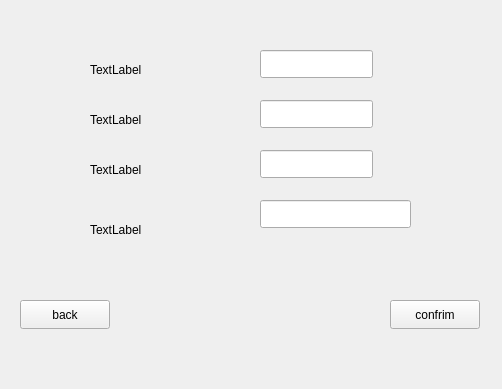
Qt form authpage.ui (mobinaebrahim/Slay-The-Spire) before a commit.
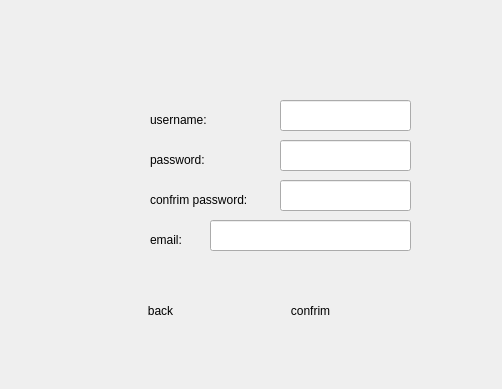
The same form after that commit. The open tabs and pages were chosen to show the change. Icons and pictures are not drawn.

Commit message: Update login and register page UI graphics

The edit to the form file:
```diff
--- a/authpage.ui
+++ b/authpage.ui
@@ -29,93 +29,125 @@
     <widget class="QLineEdit" name="lineEdit_reg_username">
      <property name="geometry">
       <rect>
-       <x>260</x>
-       <y>50</y>
-       <width>113</width>
-       <height>28</height>
+       <x>280</x>
+       <y>100</y>
+       <width>131</width>
+       <height>31</height>
       </rect>
      </property>
+     <property name="styleSheet">
+      <string notr="true">QLineEdit {
+    border-image: url(:/assets/authpage/lineedit.png) 0 0 0 0 strech strech;
+    font-size: 14px;
+  
+}
+</string>
+     </property>
     </widget>
     <widget class="QLineEdit" name="lineEdit_reg_password">
      <property name="geometry">
       <rect>
-       <x>260</x>
-       <y>100</y>
-       <width>113</width>
-       <height>28</height>
+       <x>280</x>
+       <y>140</y>
+       <width>131</width>
+       <height>31</height>
       </rect>
      </property>
+     <property name="styleSheet">
+      <string notr="true">QLineEdit {
+    border-image: url(:/assets/authpage/lineedit.png) 0 0 0 0 strech strech;
+    font-size: 14px;
+  
+}
+</string>
+     </property>
     </widget>
     <widget class="QLineEdit" name="lineEdit_confirmPassword">
      <property name="geometry">
       <rect>
-       <x>260</x>
-       <y>150</y>
-       <width>113</width>
-       <height>28</height>
+       <x>280</x>
+       <y>180</y>
+       <width>131</width>
+       <height>31</height>
       </rect>
      </property>
+     <property name="styleSheet">
+      <string notr="true">QLineEdit {
+    border-image: url(:/assets/authpage/lineedit.png) 0 0 0 0 strech strech;
+    font-size: 14px;
+  
+}
+</string>
+     </property>
     </widget>
     <widget class="QLineEdit" name="lineEdit_email">
      <property name="geometry">
       <rect>
-       <x>260</x>
-       <y>200</y>
-       <width>151</width>
-       <height>28</height>
+       <x>210</x>
+       <y>220</y>
+       <width>201</width>
+       <height>31</height>
       </rect>
      </property>
+     <property name="styleSheet">
+      <string notr="true">QLineEdit {
+    border-image: url(:/assets/authpage/lineedit.png) 0 0 0 0 strech strech;
+    font-size: 14px;
+  
+}
+</string>
+     </property>
     </widget>
     <widget class="QLabel" name="label_3">
      <property name="geometry">
       <rect>
-       <x>90</x>
-       <y>60</y>
-       <width>63</width>
+       <x>150</x>
+       <y>110</y>
+       <width>91</width>
        <height>20</height>
       </rect>
      </property>
      <property name="text">
-      <string>TextLabel</string>
+      <string>username:</string>
      </property>
     </widget>
     <widget class="QLabel" name="label_4">
      <property name="geometry">
       <rect>
-       <x>90</x>
-       <y>110</y>
-       <width>63</width>
+       <x>150</x>
+       <y>150</y>
+       <width>91</width>
        <height>20</height>
       </rect>
      </property>
      <property name="text">
-      <string>TextLabel</string>
+      <string>password:</string>
      </property>
     </widget>
     <widget class="QLabel" name="label_5">
      <property name="geometry">
       <rect>
-       <x>90</x>
-       <y>160</y>
-       <width>63</width>
+       <x>150</x>
+       <y>190</y>
+       <width>121</width>
        <height>20</height>
       </rect>
      </property>
      <property name="text">
-      <string>TextLabel</string>
+      <string>confrim password:</string>
      </property>
     </widget>
     <widget class="QLabel" name="label_6">
      <property name="geometry">
       <rect>
-       <x>90</x>
-       <y>220</y>
+       <x>150</x>
+       <y>230</y>
        <width>63</width>
        <height>20</height>
       </rect>
      </property>
      <property name="text">
-      <string>TextLabel</string>
+      <string>email:</string>
      </property>
     </widget>
     <widget class="QLabel" name="label_registerError">
@@ -135,6 +167,82 @@
       <string/>
      </property>
     </widget>
+    <widget class="QLabel" name="label_14">
+     <property name="geometry">
+      <rect>
+       <x>110</x>
+       <y>140</y>
+       <width>31</width>
+       <height>31</height>
+      </rect>
+     </property>
+     <property name="styleSheet">
+      <string notr="true">QLabel {
+    border-image: url(:/assets/authpage/passwordicon.png);
+}
+</string>
+     </property>
+     <property name="text">
+      <string/>
+     </property>
+    </widget>
+    <widget class="QLabel" name="label_15">
+     <property name="geometry">
+      <rect>
+       <x>110</x>
+       <y>180</y>
+       <width>31</width>
+       <height>31</height>
+      </rect>
+     </property>
+     <property name="styleSheet">
+      <string notr="true">QLabel {
+    border-image: url(:/assets/authpage/passwordicon.png);
+}
+</string>
+     </property>
+     <property name="text">
+      <string/>
+     </property>
+    </widget>
+    <widget class="QLabel" name="label_16">
+     <property name="geometry">
+      <rect>
+       <x>110</x>
+       <y>220</y>
+       <width>31</width>
+       <height>31</height>
+      </rect>
+     </property>
+     <property name="styleSheet">
+      <string notr="true">QLabel {
+    border-image: url(:/assets/authpage/emailicon.png);
+}
+</string>
+     </property>
+     <property name="text">
+      <string/>
+     </property>
+    </widget>
+    <widget class="QLabel" name="label_17">
+     <property name="geometry">
+      <rect>
+       <x>110</x>
+       <y>100</y>
+       <width>31</width>
+       <height>31</height>
+      </rect>
+     </property>
+     <property name="styleSheet">
+      <string notr="true">QLabel {
+    border-image: url(:/assets/authpage/usernameicon.png);
+}
+</string>
+     </property>
+     <property name="text">
+      <string/>
+     </property>
+    </widget>
    </widget>
    <widget class="QWidget" name="page_verify">
     <widget class="QLabel" name="label_verifyError">
@@ -404,12 +512,19 @@
   <widget class="QPushButton" name="btnBack">
    <property name="geometry">
     <rect>
-     <x>20</x>
-     <y>300</y>
-     <width>90</width>
-     <height>29</height>
+     <x>100</x>
+     <y>290</y>
+     <width>121</width>
+     <height>41</height>
     </rect>
    </property>
+   <property name="styleSheet">
+    <string notr="true">QPushButton#btnBack {
+    border-image: url(:/assets/authpage/back.png) 0 0 0 0 stretch stretch;
+    border: none;
+    background: transparent;
+}</string>
+   </property>
    <property name="text">
     <string>back</string>
    </property>
@@ -417,12 +532,22 @@
   <widget class="QPushButton" name="btnConfirm">
    <property name="geometry">
     <rect>
-     <x>390</x>
-     <y>300</y>
-     <width>90</width>
-     <height>29</height>
+     <x>250</x>
+     <y>290</y>
+     <width>121</width>
+     <height>41</height>
     </rect>
    </property>
+   <property name="whatsThis">
+    <string>&lt;html&gt;&lt;head/&gt;&lt;body&gt;&lt;p&gt;QPushButton#btnConfirm {&lt;/p&gt;&lt;p&gt;    border-image: url(:/assets/authpage/confrim.png) 0 0 0 0 stretch stretch;&lt;/p&gt;&lt;p&gt;    border: none;&lt;/p&gt;&lt;p&gt;    background: transparent;&lt;/p&gt;&lt;p&gt;}&lt;/p&gt;&lt;p&gt;&lt;br/&gt;&lt;/p&gt;&lt;/body&gt;&lt;/html&gt;</string>
+   </property>
+   <property name="styleSheet">
+    <string notr="true">QPushButton#btnConfirm {
+    border-image: url(:/assets/authpage/confrim.png) 0 0 0 0 stretch stretch;
+    border: none;
+    background: transparent;
+}</string>
+   </property>
    <property name="text">
     <string>confrim</string>
    </property>
```
Left out of the diff: 103 changed lines with no effect on the pictures. The commit also changes 7 other files.
